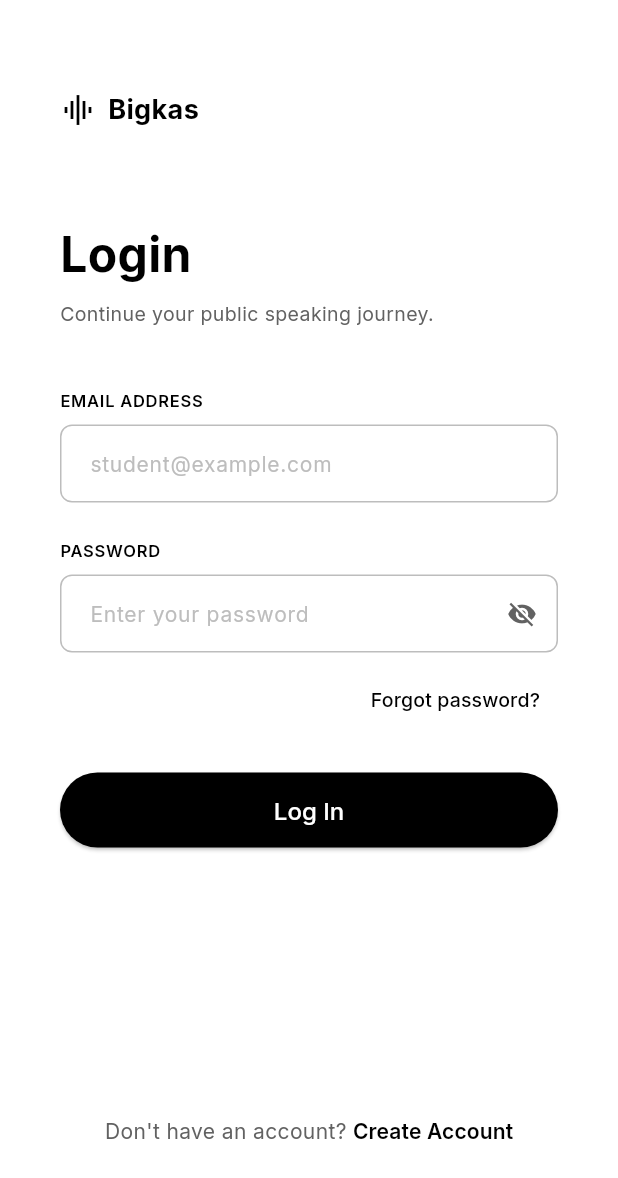
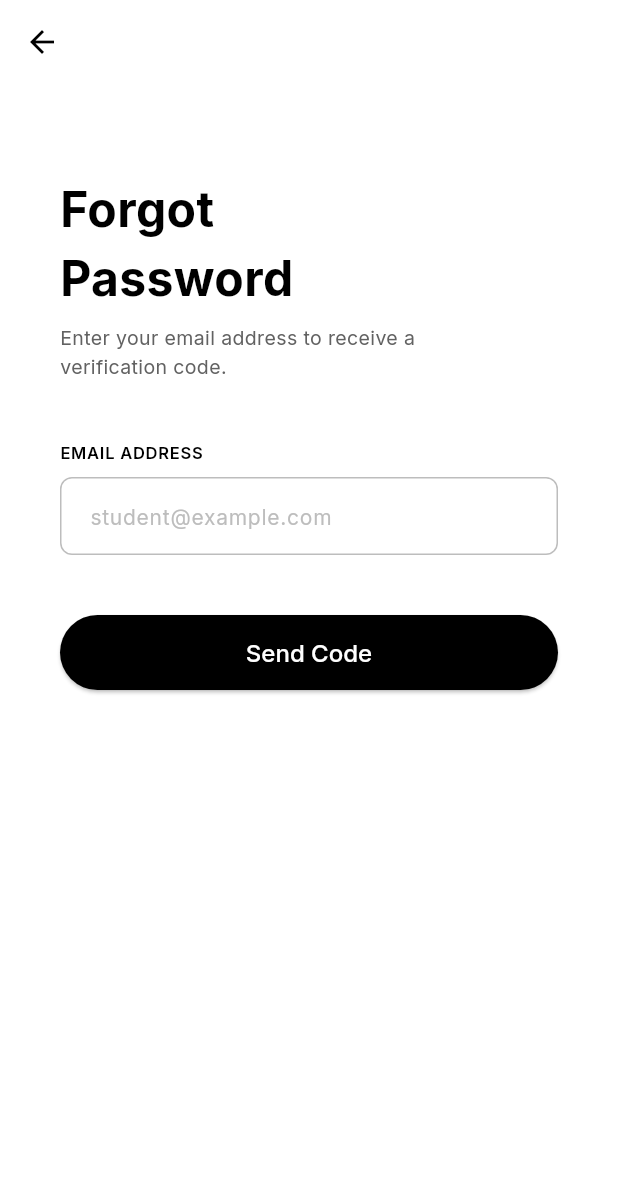
Before and after one commit to kidlatpogi/flutter-project-2526, a Flutter app: the LoginScreen screen opened by its route, after a tap on "Forgot password?", on a phone screen of 412 x 824 dp. Shown: the top 1178 px of the screen. Run offline on Flutter 3.47's test engine with Material 3 defaults, Android fonts, the phone set to English and light mode, and no system bars; our stand-ins replace google_fonts.

Commit message:
feat: Add Forgot Password flow (Forgot Password, Verify Email, Reset Password)
- Create forgot_password_screen.dart with email input field
- Create verify_email_screen.dart with 6-digit verification code input
- Create reset_password_screen.dart with password requirements validation
- Add password strength indicators (8+ chars, 1 number)
- Implement auto-focus between verification code fields
- Add resend code functionality
- Link forgot password from login screen
- Update routes to support complete forgot password flow
- Follow design specifications with Inter font and proper spacing"

```diff
--- /dev/null
+++ b/lib/features/auth/screens/forgot_password_screen.dart
@@ -0,0 +1,118 @@
+import 'package:flutter/material.dart';
+import 'package:google_fonts/google_fonts.dart';
+import '../../../core/theme/app_colors.dart';
+import '../../../core/theme/app_text_styles.dart';
+import '../../../core/utils/constants.dart';
+import '../../../routing/route_names.dart';
+
+class ForgotPasswordScreen extends StatefulWidget {
+  const ForgotPasswordScreen({super.key});
+
+  @override
+  State<ForgotPasswordScreen> createState() => _ForgotPasswordScreenState();
+}
+
+class _ForgotPasswordScreenState extends State<ForgotPasswordScreen> {
+  final _emailController = TextEditingController();
+
+  @override
+  void dispose() {
+    _emailController.dispose();
+    super.dispose();
+  }
+
+  @override
+  Widget build(BuildContext context) {
+    return Scaffold(
+      backgroundColor: AppColors.surface,
+      appBar: AppBar(
+        backgroundColor: AppColors.surface,
+        elevation: 0,
+        leading: IconButton(
+          icon: Icon(Icons.arrow_back, color: AppColors.primary),
+          onPressed: () => Navigator.pop(context),
+        ),
+      ),
+      body: SafeArea(
+        child: Padding(
+          padding: const EdgeInsets.all(AppConstants.defaultPadding),
+          child: Column(
+            crossAxisAlignment: CrossAxisAlignment.start,
+            children: [
+              const SizedBox(height: 20),
+
+              // Forgot Password Title
+              Text(
+                'Forgot\nPassword',
+                style: AppTextStyles.header,
+              ),
+
+              const SizedBox(height: 8),
+
+              // Subtitle
+              Text(
+                'Enter your email address to receive a\nverification code.',
+                style: AppTextStyles.paragraph,
+              ),
+
+              const SizedBox(height: 40),
+
+              // Email Address Field
+              Text(
+                'EMAIL ADDRESS',
+                style: GoogleFonts.inter(
+                  fontSize: 11,
+                  fontWeight: FontWeight.w600,
+                  color: AppColors.primary,
+                  letterSpacing: 0.5,
+                ),
+              ),
+              const SizedBox(height: 8),
+              TextField(
+                controller: _emailController,
+                keyboardType: TextInputType.emailAddress,
+                decoration: InputDecoration(
+                  hintText: 'student@example.com',
+                  hintStyle: GoogleFonts.inter(
+                    fontSize: 14,
+                    color: AppColors.inactive,
+                  ),
+                  border: OutlineInputBorder(
+                    borderRadius: BorderRadius.circular(8),
+                    borderSide: BorderSide(color: AppColors.inactive),
+                  ),
+                  enabledBorder: OutlineInputBorder(
+                    borderRadius: BorderRadius.circular(8),
+                    borderSide: BorderSide(color: AppColors.inactive),
+                  ),
+                  focusedBorder: OutlineInputBorder(
+                    borderRadius: BorderRadius.circular(8),
+                    borderSide: BorderSide(color: AppColors.primary, width: 2),
+                  ),
+                  contentPadding: const EdgeInsets.symmetric(
+                    horizontal: 16,
+                    vertical: 14,
+                  ),
+                ),
+              ),
+
+              const SizedBox(height: 40),
+
+              // Send Code Button
+              SizedBox(
+                width: double.infinity,
+                height: AppConstants.buttonHeight,
+                child: ElevatedButton(
+                  onPressed: () {
+                    Navigator.pushNamed(context, RouteNames.verifyEmail);
+                  },
+                  child: const Text('Send Code'),
+                ),
+              ),
+            ],
+          ),
+        ),
+      ),
+    );
+  }
+}
--- a/lib/features/auth/screens/login_screen.dart
+++ b/lib/features/auth/screens/login_screen.dart
@@ -173,7 +173,7 @@ class _LoginScreenState extends State<LoginScreen> {
                 alignment: Alignment.centerRight,
                 child: TextButton(
                   onPressed: () {
-                    // TODO: Navigate to forgot password
+                    Navigator.pushNamed(context, RouteNames.forgotPassword);
                   },
                   child: Text(
                     'Forgot password?',
--- a/lib/routing/app_router.dart
+++ b/lib/routing/app_router.dart
@@ -4,6 +4,9 @@ import '../features/splash/screens/splash_screen2.dart';
 import '../features/splash/screens/splash_screen3.dart';
 import '../features/auth/screens/login_screen.dart';
 import '../features/auth/screens/create_account_screen.dart';
+import '../features/auth/screens/forgot_password_screen.dart';
+import '../features/auth/screens/verify_email_screen.dart';
+import '../features/auth/screens/reset_password_screen.dart';
 import 'route_names.dart';
 
 class AppRouter {
@@ -19,6 +22,12 @@ class AppRouter {
         return MaterialPageRoute(builder: (_) => const LoginScreen());
       case RouteNames.createAccount:
         return MaterialPageRoute(builder: (_) => const CreateAccountScreen());
+      case RouteNames.forgotPassword:
+        return MaterialPageRoute(builder: (_) => const ForgotPasswordScreen());
+      case RouteNames.verifyEmail:
+        return MaterialPageRoute(builder: (_) => const VerifyEmailScreen());
+      case RouteNames.resetPassword:
+        return MaterialPageRoute(builder: (_) => const ResetPasswordScreen());
       default:
         return MaterialPageRoute(
           builder: (_) => Scaffold(
--- a/lib/routing/route_names.dart
+++ b/lib/routing/route_names.dart
@@ -4,6 +4,9 @@ class RouteNames {
   static const String splash3 = '/splash3';
   static const String login = '/login';
   static const String createAccount = '/create-account';
+  static const String forgotPassword = '/forgot-password';
+  static const String verifyEmail = '/verify-email';
+  static const String resetPassword = '/reset-password';
   static const String dashboard = '/dashboard';
   static const String profile = '/profile';
   static const String practice = '/practice';
```
Also changed, not shown: lib/features/auth/screens/reset_password_screen.dart (added, +242 -0 lines), lib/features/auth/screens/verify_email_screen.dart (added, +174 -0 lines).
